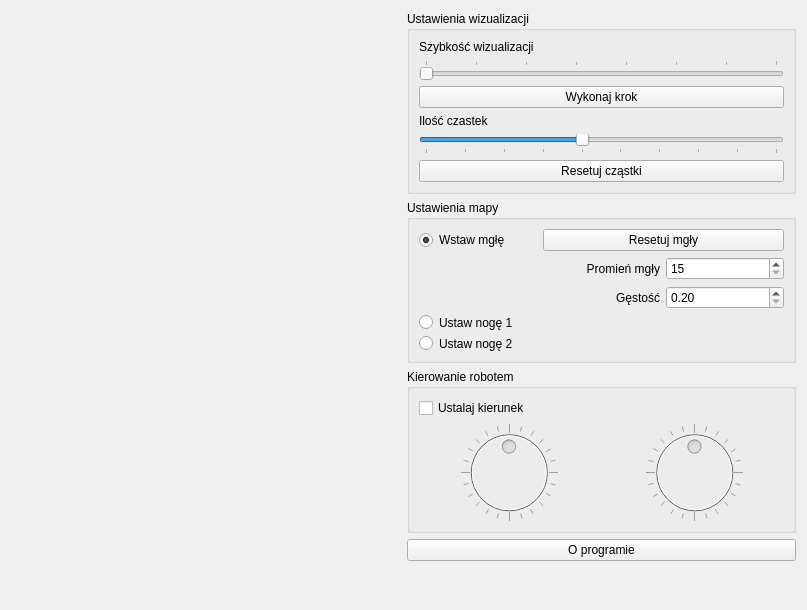
First picture: the form in Visualiser.ui, repository zuozp8/nogi, before the edit.
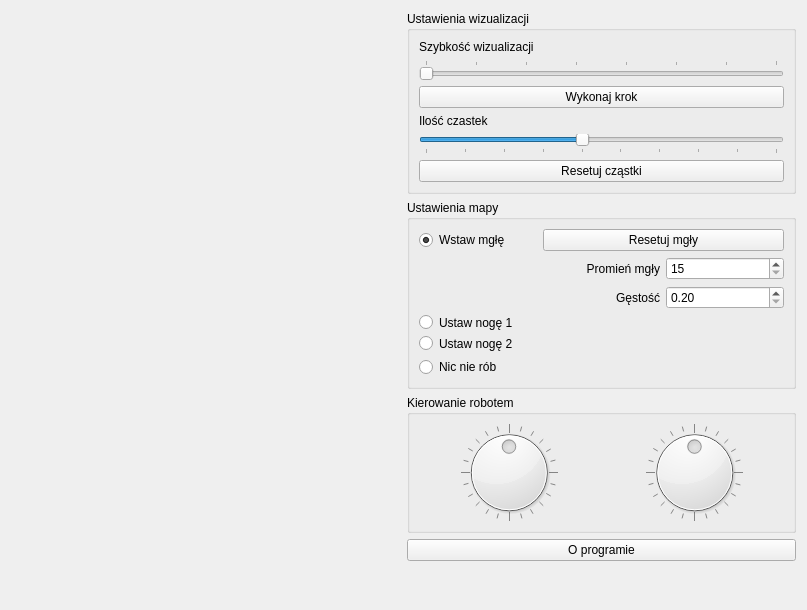
Second picture: the form after the edit. Custom widgets are drawn as their Qt base class.

The edit to the form file:
```diff
--- a/Visualiser.ui
+++ b/Visualiser.ui
@@ -216,6 +216,13 @@
           </property>
          </widget>
         </item>
+        <item row="8" column="0" colspan="3">
+         <widget class="QRadioButton" name="voidRadioButton">
+          <property name="text">
+           <string>Nic nie rób</string>
+          </property>
+         </widget>
+        </item>
        </layout>
       </widget>
      </item>
@@ -225,11 +232,8 @@
         <string>Kierowanie robotem</string>
        </property>
        <layout class="QGridLayout" name="gridLayout_4">
-        <item row="1" column="0">
+        <item row="0" column="0">
          <widget class="QDial" name="direction1">
-          <property name="enabled">
-           <bool>false</bool>
-          </property>
           <property name="maximum">
            <number>360</number>
           </property>
@@ -250,11 +254,8 @@
           </property>
          </widget>
         </item>
-        <item row="1" column="1">
+        <item row="0" column="1">
          <widget class="QDial" name="direction2">
-          <property name="enabled">
-           <bool>false</bool>
-          </property>
           <property name="maximum">
            <number>360</number>
           </property>
@@ -275,13 +276,6 @@
           </property>
          </widget>
         </item>
-        <item row="0" column="0" colspan="2">
-         <widget class="QCheckBox" name="controlDirections">
-          <property name="text">
-           <string>Ustalaj kierunek</string>
-          </property>
-         </widget>
-        </item>
        </layout>
       </widget>
      </item>
```
